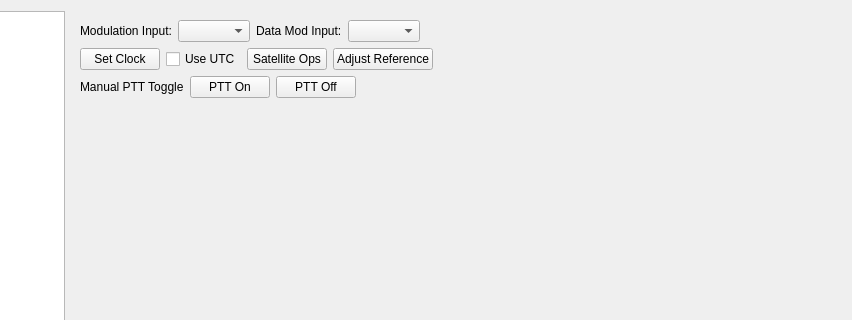
Old version of the form settingswidget.ui in the repository adecarolis/wfweb; both pictures show x 96 to 948 and y 0 to 320 of the 1118 by 561 pixel window.
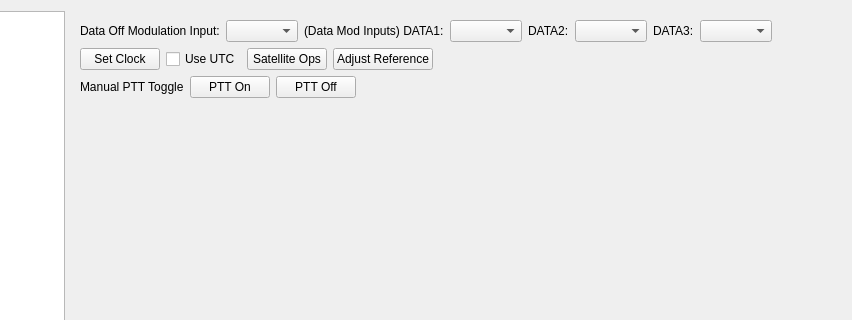
New version of the form. The open tabs and pages were chosen to show the change. Custom widgets are drawn as their Qt base class.

Diff of the .ui file:
```diff
--- a/settingswidget.ui
+++ b/settingswidget.ui
@@ -1960,7 +1960,7 @@
            <item>
             <widget class="QLabel" name="label_27">
              <property name="text">
-              <string>Modulation Input:</string>
+              <string>Data Off Modulation Input:</string>
              </property>
             </widget>
            </item>
@@ -1980,7 +1980,7 @@
            <item>
             <widget class="QLabel" name="label_29">
              <property name="text">
-              <string>Data Mod Input:</string>
+              <string>(Data Mod Inputs) DATA1:</string>
              </property>
             </widget>
            </item>
@@ -1997,6 +1997,26 @@
              </property>
             </widget>
            </item>
+           <item>
+            <widget class="QLabel" name="modInputData2ComboText">
+             <property name="text">
+              <string>DATA2:</string>
+             </property>
+            </widget>
+           </item>
+           <item>
+            <widget class="QComboBox" name="modInputData2Combo"/>
+           </item>
+           <item>
+            <widget class="QLabel" name="modInputData3ComboText">
+             <property name="text">
+              <string>DATA3:</string>
+             </property>
+            </widget>
+           </item>
+           <item>
+            <widget class="QComboBox" name="modInputData3Combo"/>
+           </item>
            <item>
             <spacer name="horizontalSpacer_15">
              <property name="orientation">
```
Left out of the diff: 8 changed lines with no effect on the pictures.
